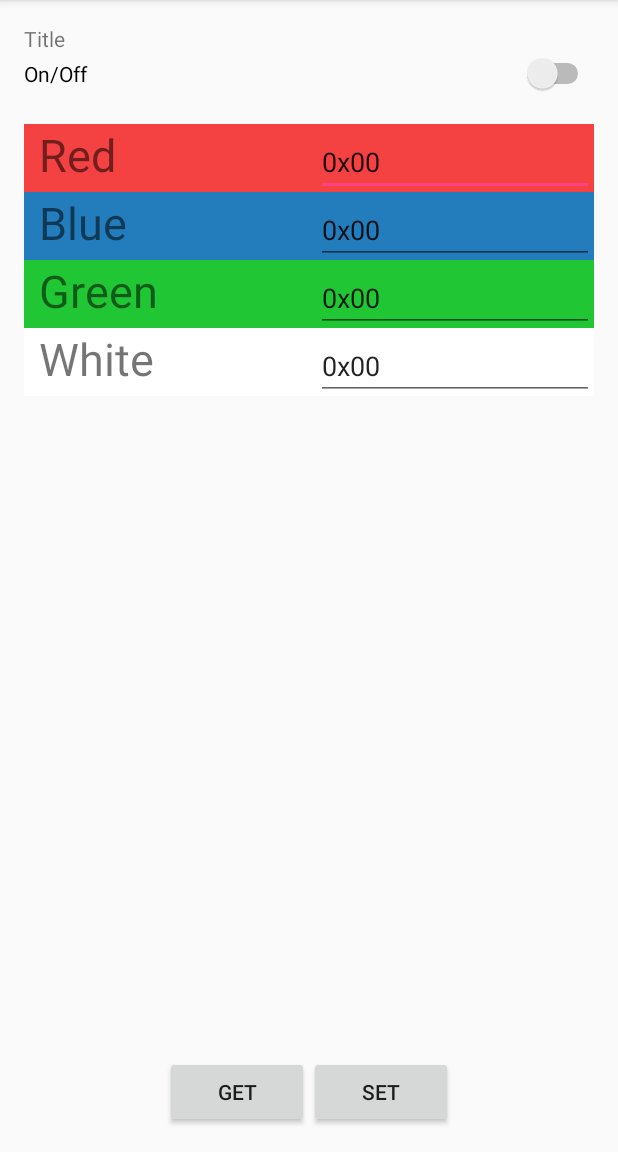
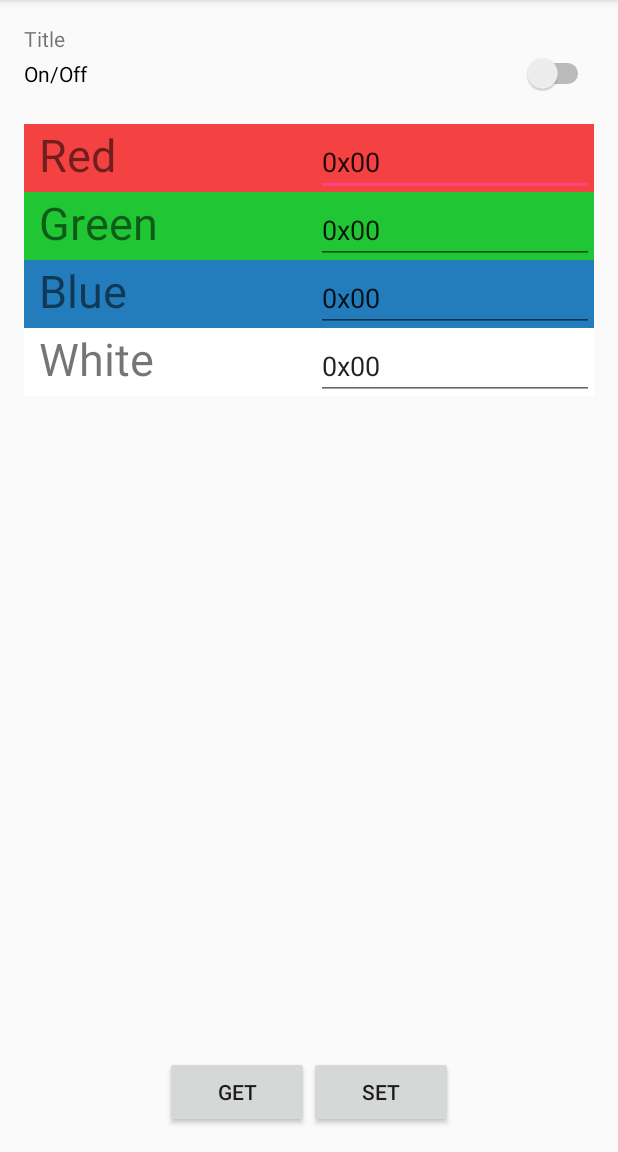
Before and after one commit to HonungsHanne/MyFirstApplication2, an Android app: the LightBulbActivity screen opened directly, with no data from a screen before it, on a phone screen of 412 x 824 dp, the part 84-1236 px from its top. Run offline under Robolectric (Android 15) with nearby library versions, the phone set to English and light mode, and no system bars.

Commit message:
bytte plats på grön/blå

```diff
--- a/MVD-controller/app/src/main/java/com/etsn05/grupp2/ViewModels/LightBulbActivity.java
+++ b/MVD-controller/app/src/main/java/com/etsn05/grupp2/ViewModels/LightBulbActivity.java
@@ -22,12 +22,7 @@ public class LightBulbActivity extends AppCompatActivity {
         setContentView(R.layout.activity_light_bulb);
 
 
-
-
-
     }
-
-
 
     public void onClickGet(View view) {
         ch.updateColor(lightBulb);
--- a/MVD-controller/app/src/main/res/layout/activity_light_bulb.xml
+++ b/MVD-controller/app/src/main/res/layout/activity_light_bulb.xml
@@ -64,12 +64,13 @@
         android:layout_below="@+id/linearLayout"
         android:layout_alignParentLeft="true"
         android:layout_alignParentStart="true"
-        android:background="#237dbc"
+        android:background="#21c635"
+
 
         android:id="@+id/linearLayout1">
         <TextView
             android:layout_marginLeft="10dp"
-            android:text="Blue"
+            android:text="Green"
             android:textSize="30sp"
 
             android:layout_height="wrap_content"
@@ -94,16 +95,16 @@
         android:layout_height="wrap_content"
         android:weightSum="1"
         android:layout_below="@+id/linearLayout1"
-        android:background="#21c635"
+        android:background="#237dbc"
         android:id="@+id/linearLayout2">
 
         <TextView
             android:layout_marginLeft="10dp"
-            android:text="Green"
+            android:text="Blue"
             android:textSize="30sp"
             android:layout_height="wrap_content"
             android:layout_width="0dp"
-            android:id="@+id/Pressure"
+
             android:layout_below="@+id/switch1"
             android:layout_weight="0.5" />
         <EditText
```
